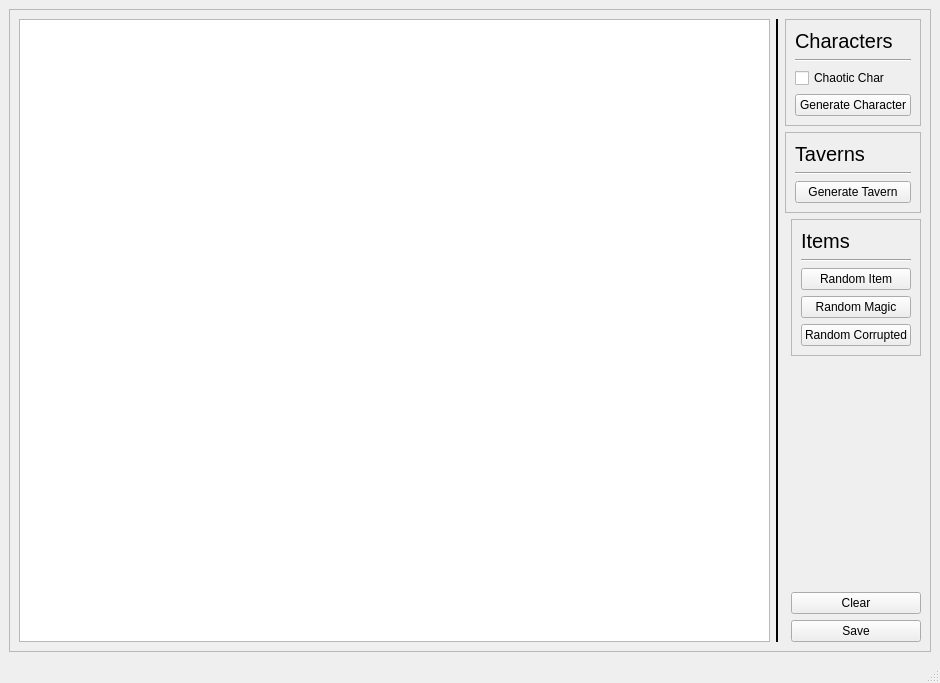
Before: the Qt Designer form raw_ui_files/ginaa_gui.ui in zerihemla/ginaa, drawn with Qt 5.
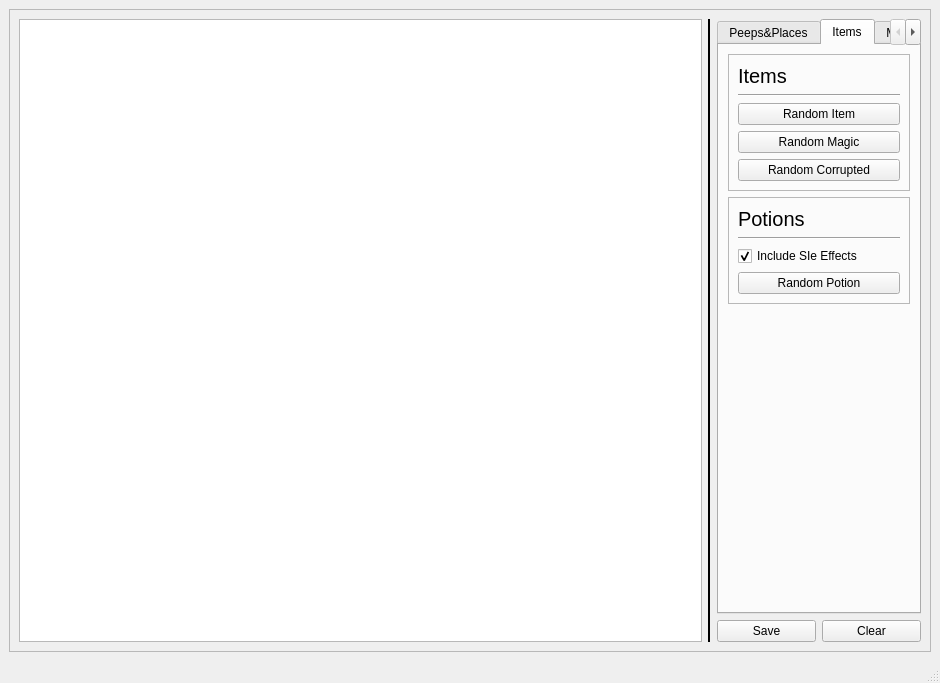
After: the same form once the commit is applied.

Commit message: Built out a list maker so that I can more easily copy text into lists. Made everything in place to generate potions. Need to look over the lists and refine them. Moved all the lists into a descriptive folder. Added .pyc files to the .gitignore

```diff
--- a/raw_ui_files/ginaa_gui.ui
+++ b/raw_ui_files/ginaa_gui.ui
@@ -20,17 +20,17 @@
    <string>MainWindow</string>
   </property>
   <widget class="QWidget" name="centralwidget">
-   <layout class="QGridLayout" name="gridLayout_4">
-    <item row="0" column="0">
-     <widget class="QFrame" name="main_frame">
-      <property name="frameShape">
-       <enum>QFrame::StyledPanel</enum>
-      </property>
-      <property name="frameShadow">
-       <enum>QFrame::Raised</enum>
-      </property>
       <layout class="QGridLayout" name="gridLayout_5">
-       <item row="0" column="1" rowspan="5">
+    <item row="0" column="0">
+     <widget class="QFrame" name="main_frame">
+      <property name="frameShape">
+       <enum>QFrame::StyledPanel</enum>
+      </property>
+      <property name="frameShadow">
+       <enum>QFrame::Raised</enum>
+      </property>
+      <layout class="QGridLayout" name="gridLayout_4">
+       <item row="0" column="1" rowspan="2">
         <widget class="Line" name="main_sep_line">
          <property name="frameShadow">
           <enum>QFrame::Plain</enum>
@@ -43,7 +43,51 @@
          </property>
         </widget>
        </item>
-       <item row="0" column="2" colspan="2">
+       <item row="1" column="2">
+        <layout class="QHBoxLayout" name="horizontalLayout">
+         <item>
+          <widget class="QPushButton" name="save_button">
+           <property name="text">
+            <string>Save</string>
+           </property>
+          </widget>
+         </item>
+         <item>
+          <widget class="QPushButton" name="clear_button">
+           <property name="text">
+            <string>Clear</string>
+           </property>
+          </widget>
+         </item>
+        </layout>
+       </item>
+       <item row="0" column="0" rowspan="2">
+        <widget class="QTextEdit" name="main_text">
+         <property name="sizePolicy">
+          <sizepolicy hsizetype="Expanding" vsizetype="Preferred">
+           <horstretch>0</horstretch>
+           <verstretch>0</verstretch>
+          </sizepolicy>
+         </property>
+        </widget>
+       </item>
+       <item row="0" column="2">
+        <widget class="QTabWidget" name="tabWidget">
+         <property name="sizePolicy">
+          <sizepolicy hsizetype="Preferred" vsizetype="Expanding">
+           <horstretch>0</horstretch>
+           <verstretch>0</verstretch>
+          </sizepolicy>
+         </property>
+         <property name="currentIndex">
+          <number>1</number>
+         </property>
+         <widget class="QWidget" name="peeps_and_paces_tab">
+          <attribute name="title">
+           <string>Peeps&amp;&amp;Places</string>
+          </attribute>
+          <layout class="QGridLayout" name="gridLayout_8">
+           <item row="0" column="0">
         <widget class="QFrame" name="char_button_frame">
          <property name="frameShape">
           <enum>QFrame::StyledPanel</enum>
@@ -88,7 +132,7 @@
          </layout>
         </widget>
        </item>
-       <item row="1" column="2" colspan="2">
+           <item row="1" column="0">
         <widget class="QFrame" name="taverns_button_frame">
          <property name="frameShape">
           <enum>QFrame::StyledPanel</enum>
@@ -126,7 +170,27 @@
          </layout>
         </widget>
        </item>
-       <item row="2" column="3">
+           <item row="2" column="0">
+            <spacer name="verticalSpacer_2">
+             <property name="orientation">
+              <enum>Qt::Vertical</enum>
+             </property>
+             <property name="sizeHint" stdset="0">
+              <size>
+               <width>20</width>
+               <height>301</height>
+              </size>
+             </property>
+            </spacer>
+           </item>
+          </layout>
+         </widget>
+         <widget class="QWidget" name="items_tab">
+          <attribute name="title">
+           <string>Items</string>
+          </attribute>
+          <layout class="QGridLayout" name="gridLayout_7">
+           <item row="0" column="0">
         <widget class="QFrame" name="frame">
          <property name="frameShape">
           <enum>QFrame::StyledPanel</enum>
@@ -178,45 +242,82 @@
          </layout>
         </widget>
        </item>
-       <item row="3" column="3">
-        <spacer name="button_spacer">
+           <item row="1" column="0">
+            <widget class="QFrame" name="frame_2">
+             <property name="frameShape">
+              <enum>QFrame::StyledPanel</enum>
+             </property>
+             <property name="frameShadow">
+              <enum>QFrame::Raised</enum>
+             </property>
+             <layout class="QGridLayout" name="gridLayout_6">
+              <item row="0" column="0">
+               <widget class="QLabel" name="label_2">
+                <property name="font">
+                 <font>
+                  <pointsize>15</pointsize>
+                 </font>
+                </property>
+                <property name="text">
+                 <string>Potions</string>
+                </property>
+               </widget>
+              </item>
+              <item row="1" column="0">
+               <widget class="Line" name="line_2">
+                <property name="orientation">
+                 <enum>Qt::Horizontal</enum>
+                </property>
+               </widget>
+              </item>
+              <item row="3" column="0">
+               <widget class="QPushButton" name="random_potion_button">
+                <property name="text">
+                 <string>Random Potion</string>
+                </property>
+                <property name="flat">
+                 <bool>false</bool>
+                </property>
+               </widget>
+              </item>
+              <item row="2" column="0">
+               <widget class="QCheckBox" name="include_side_effects_box">
+                <property name="text">
+                 <string>Include SIe Effects</string>
+                </property>
+                <property name="checked">
+                 <bool>true</bool>
+                </property>
+               </widget>
+              </item>
+             </layout>
+            </widget>
+           </item>
+           <item row="2" column="0">
+            <spacer name="verticalSpacer">
          <property name="orientation">
           <enum>Qt::Vertical</enum>
          </property>
          <property name="sizeHint" stdset="0">
           <size>
            <width>20</width>
-           <height>387</height>
+               <height>233</height>
           </size>
          </property>
         </spacer>
        </item>
-       <item row="4" column="3">
-        <layout class="QVBoxLayout" name="verticalLayout">
-         <item>
-          <widget class="QPushButton" name="clear_button">
-           <property name="text">
-            <string>Clear</string>
-           </property>
-          </widget>
-         </item>
-         <item>
-          <widget class="QPushButton" name="save_button">
-           <property name="text">
-            <string>Save</string>
-           </property>
-          </widget>
-         </item>
-        </layout>
-       </item>
-       <item row="0" column="0" rowspan="5">
-        <widget class="QTextEdit" name="main_text">
-         <property name="sizePolicy">
-          <sizepolicy hsizetype="Expanding" vsizetype="Expanding">
-           <horstretch>0</horstretch>
-           <verstretch>0</verstretch>
-          </sizepolicy>
-         </property>
+          </layout>
+         </widget>
+         <widget class="QWidget" name="monsters_tab">
+          <attribute name="title">
+           <string>Monsters</string>
+          </attribute>
+         </widget>
+         <widget class="QWidget" name="tab">
+          <attribute name="title">
+           <string>Page</string>
+          </attribute>
+         </widget>
         </widget>
        </item>
       </layout>
```
Lines whose indentation alone changed are shown as unchanged. The commit also changes 32 other files.
